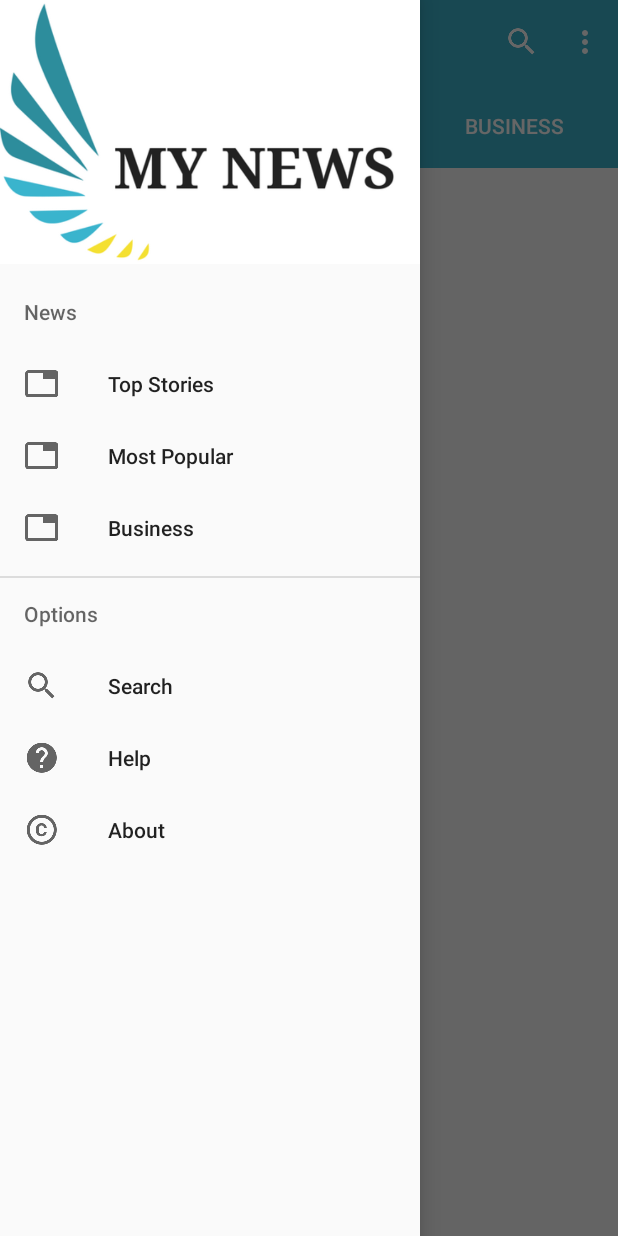
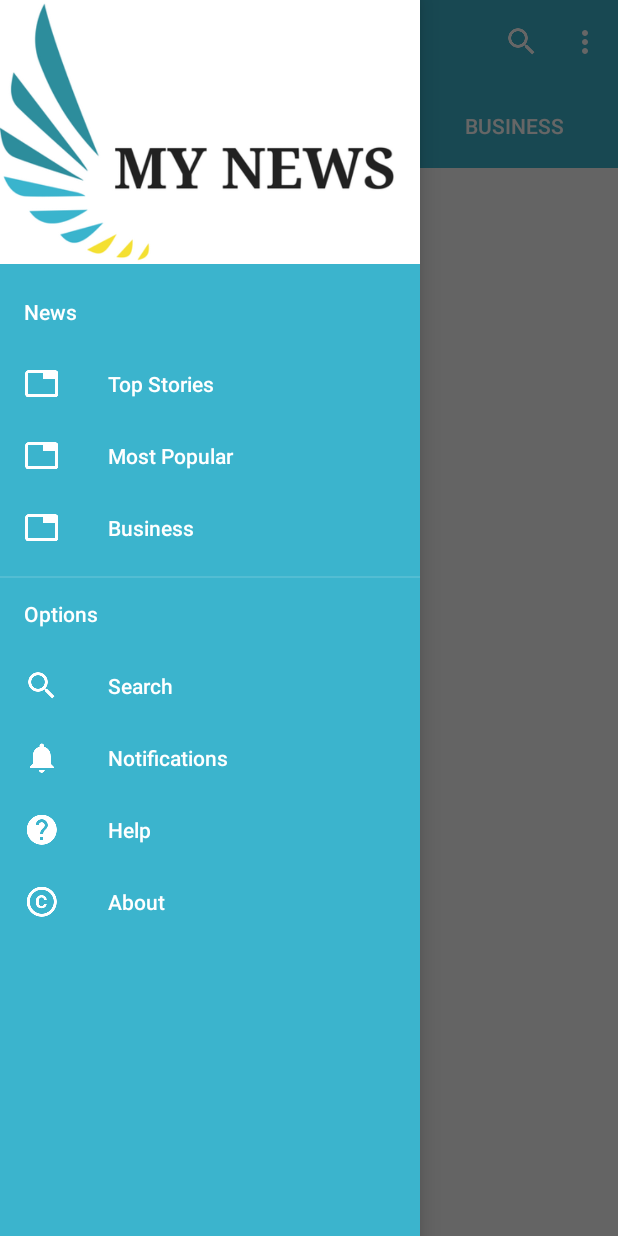
Before and after one commit to Oxymium/MyNews, an Android app: the screen it shows after launch (MainActivity), with the side drawer open, on a phone screen of 412 x 824 dp. Run offline under Robolectric (Android 15) with nearby library versions, the phone set to English and light mode, and no system bars.

Commit message:
Added : - Updated NavigationDrawer colors - Updated tab colors

```diff
--- a/app/src/main/java/com/raspberyl/mynews/controller/MainActivity.java
+++ b/app/src/main/java/com/raspberyl/mynews/controller/MainActivity.java
@@ -110,6 +110,11 @@ public class MainActivity extends AppCompatActivity implements NavigationView.On
                 break;
 
             case R.id.activity_main_drawer_search:
+                onSearchSelected();
+                break;
+
+            case R.id.activity_main_drawer_notifications:
+                onNotificationsSelected();
                 break;
 
             case R.id.activity_main_drawer_help:
@@ -166,15 +171,11 @@ public class MainActivity extends AppCompatActivity implements NavigationView.On
         switch (item.getItemId()) {
             // Start SearchActivity from the「Search」item
             case R.id.toolbar_search:
-                Intent mIntentSearch = new Intent(this, SearchActivity.class);
-                mIntentSearch.putExtra(BUNDLED_EXTRA, SEARCH_ID);
-                this.startActivity(mIntentSearch);
+                this.onSearchSelected();
                 return true;
             // Start NotificationsActivity from the「Notification」item
             case R.id.toolbar_notifications:
-                Intent mIntentNotifications = new Intent(this, SearchActivity.class);
-                mIntentNotifications.putExtra(BUNDLED_EXTRA, NOTIFICATIONS_ID);
-                this.startActivity(mIntentNotifications);
+                this.onNotificationsSelected();
                 return true;
             // Start onHelpSelected() from the「Help」item
             case R.id.toolbar_help:
@@ -189,6 +190,22 @@ public class MainActivity extends AppCompatActivity implements NavigationView.On
         }
     }
 
+    // ------------------------
+    // onOptionSelected methods
+    // ------------------------
+
+    // Will start SearchActivity with Intent and Extra ID
+    public void onSearchSelected() {
+        Intent mIntentSearch = new Intent(this, SearchActivity.class);
+        mIntentSearch.putExtra(BUNDLED_EXTRA, SEARCH_ID);
+        this.startActivity(mIntentSearch);
+    }
+
+    public void onNotificationsSelected() {
+        Intent mIntentNotifications = new Intent(this, SearchActivity.class);
+        mIntentNotifications.putExtra(BUNDLED_EXTRA, NOTIFICATIONS_ID);
+        this.startActivity(mIntentNotifications);
+    }
 
     public void onHelpSelected() {
         // Build an AlertDialog for the Help section
--- /dev/null
+++ b/app/src/main/res/drawable/navigation_drawer_activated_background.xml
@@ -0,0 +1,15 @@
+<?xml version="1.0" encoding="utf-8"?>
+<selector xmlns:android="http://schemas.android.com/apk/res/android">
+    <item android:drawable="@color/myNewsWhite" android:state_activated="true" />
+    <item android:drawable="@android:color/transparent" />
+
+    <item
+        android:state_activated="false"
+        android:color="@color/myNewsWhite"/>
+    <item
+        android:state_pressed="true"
+        android:color="@color/myNewsWhite"/>
+    <item
+        android:state_activated="true"
+        android:color="@color/myNewsWhite"/>
+</selector>
--- a/app/src/main/res/layout/activity_main.xml
+++ b/app/src/main/res/layout/activity_main.xml
@@ -26,8 +26,9 @@
        android:layout_width="match_parent"
        android:layout_height="?attr/actionBarSize"
        android:background="@color/myNewsBlue"
-       app:tabTextColor="@android:color/white"
-       app:tabMode="fixed"
+       app:tabTextColor="@color/myNewsWhite"
+        app:tabSelectedTextColor="@color/myNewsWhite"
+        app:tabMode="fixed"
        app:tabGravity="fill"
        app:tabIndicatorColor="@color/myNewsYellow"
        >
@@ -58,7 +59,11 @@
         android:layout_gravity="start"
         android:fitsSystemWindows="true"
         app:headerLayout="@layout/activity_main_nav_header"
-        app:menu="@menu/activity_main_menu_drawer" />
+        app:menu="@menu/activity_main_menu_drawer"
+        android:theme="@style/NavigationDrawer.Theme"
+        app:itemTextColor="@color/myNewsWhite"
+
+        />
 
 
 </android.support.v4.widget.DrawerLayout>
--- a/app/src/main/res/menu/activity_main_menu_drawer.xml
+++ b/app/src/main/res/menu/activity_main_menu_drawer.xml
@@ -1,7 +1,8 @@
 <?xml version="1.0" encoding="utf-8"?>
 <menu xmlns:android="http://schemas.android.com/apk/res/android"
     xmlns:tools="http://schemas.android.com/tools"
-    tools:showIn="navigation_view">
+    tools:showIn="navigation_view"
+    >
 
     <item android:title="@string/navigation_drawer_first_category">
         <menu>
@@ -30,6 +31,10 @@
                     android:icon="@drawable/ic_search_white_24dp"
                     android:title="@string/toolbar_string_search" />
                 <item
+                    android:id="@+id/activity_main_drawer_notifications"
+                    android:icon="@drawable/ic_notifications_white_24dp"
+                    android:title="@string/toolbar_string_notifications" />
+                <item
                     android:id="@+id/activity_main_drawer_help"
                     android:icon="@drawable/ic_help_white_24dp"
                     android:title="@string/toolbar_string_help" />
--- a/app/src/main/res/values/strings.xml
+++ b/app/src/main/res/values/strings.xml
@@ -32,8 +32,8 @@
     <string name="alertdialog_button_neutral">OK</string>
 
     <!-- AlertDialog content Strings -->
-    <string name="alertdialog_content_help_string">TO DO</string>
-    <string name="alertdialog_content_about_string">All articles come from the <b>New York Times APIs</b>, and belong to their respective owners. API used: <i>TopStories API</i>, <i>MostPopular API</i> and <i>Search API</i>.</string>
+    <string name="alertdialog_content_help_string">Search: performs query into the Search API.</string>
+    <string name="alertdialog_content_about_string">My News 2018 - All articles come from the <b>New York Times APIs</b>, and belong to their respective owners. API used: <i>TopStories API</i>, <i>MostPopular API</i> and <i>Search API</i></string>
 
     <string name="alertdialog_title_error_search">Error</string>
 
--- a/app/src/main/res/values/styles.xml
+++ b/app/src/main/res/values/styles.xml
@@ -6,6 +6,17 @@
         <item name="colorPrimary">@color/myNewsBlue</item>
         <item name="colorPrimaryDark">@color/myNewsDarkBlue</item>
         <item name="colorAccent">@color/myNewsYellow</item>
+    </style>
+
+    <!-- NAVIGATION DRAWER THEME. -->
+    <style name="NavigationDrawer.Theme" parent="@style/ThemeOverlay.AppCompat.Dark.ActionBar">
+        <item name="android:textColorPrimary">@color/myNewsWhite</item>
+        <item name="android:textColorSecondary">@color/myNewsWhite</item>
+        <item name="android:background">@color/myNewsBlue</item>
+        <!-- SELECTOR HIGHLIGHT COLOR -->
+        <item name="colorControlHighlight">@color/myNewsYellow</item>
+        <item name="android:activatedBackgroundIndicator">@drawable/navigation_drawer_activated_background</item>
+
     </style>
 
 
```
